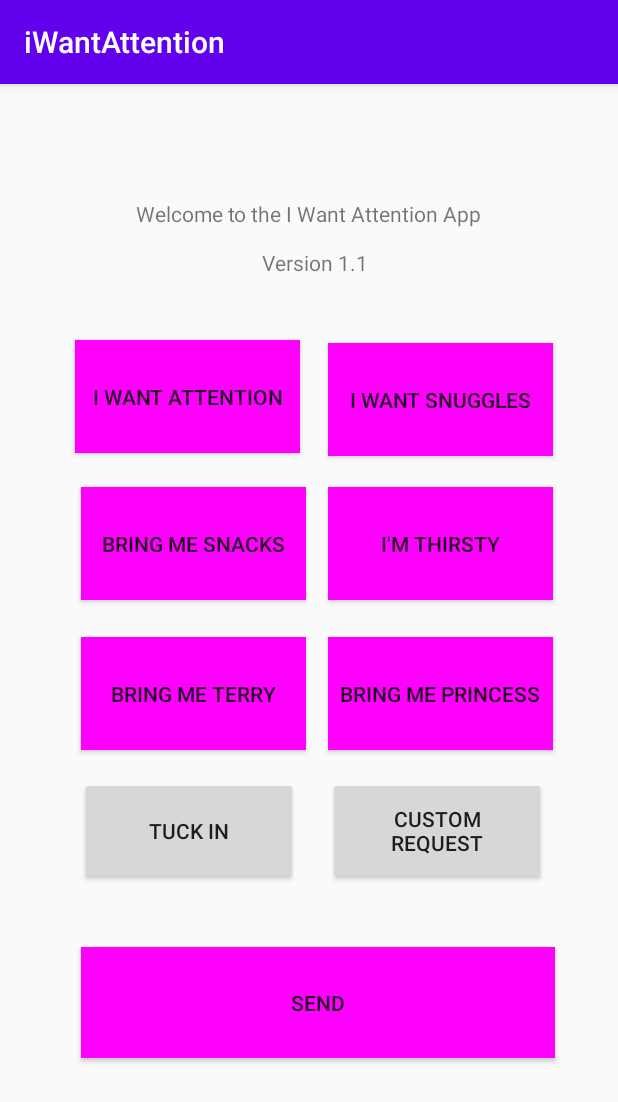
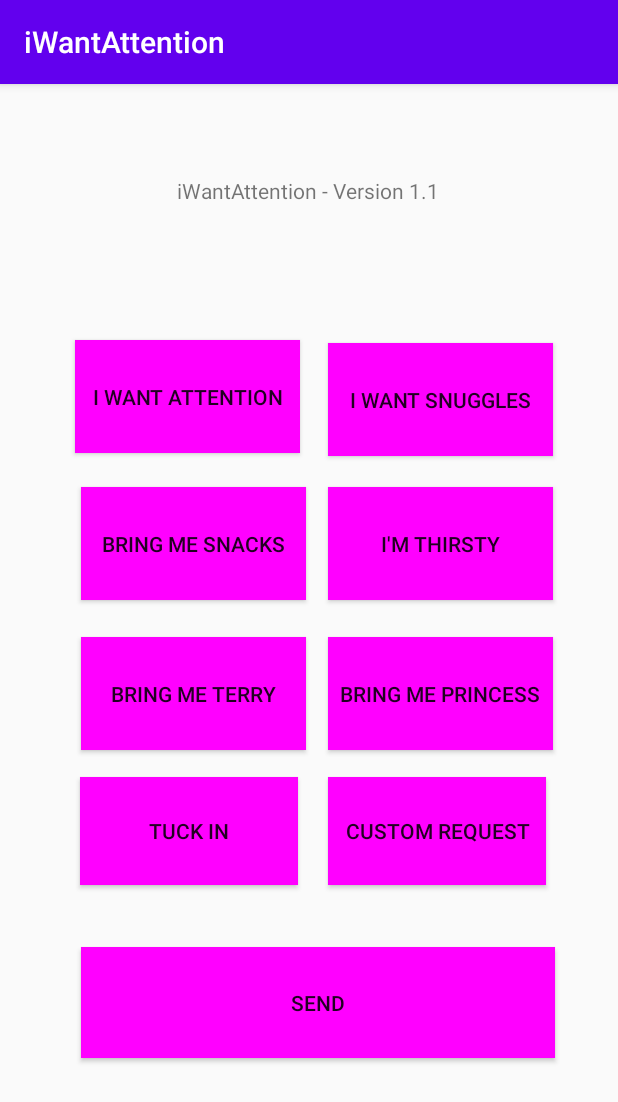
Before and after one commit to GenericOreos/iWantAttention, an Android app: the screen it shows after launch (MainActivity), on a phone screen of 412 x 824 dp. Shown: the top 1102 px of the screen. Run offline under Robolectric (Android 15) with nearby library versions, the phone set to English and light mode, and no system bars.

Commit message:
added code for two new buttons, added edittext and code, still need to fix issue where edittext.gettext.tostring returns a blank string

```diff
--- a/app/src/main/java/com/example/iwantattention/MainActivity.java
+++ b/app/src/main/java/com/example/iwantattention/MainActivity.java
@@ -16,6 +16,7 @@ import android.view.View;
 import android.widget.Button;
 import com.google.android.material.snackbar.Snackbar;
 import android.telephony.SmsManager;
+import android.widget.EditText;
 
 public class MainActivity extends AppCompatActivity {
     @Override
@@ -23,6 +24,8 @@ public class MainActivity extends AppCompatActivity {
         super.onCreate(savedInstanceState);
         setContentView(R.layout.activity_main);
         RequestPermission();
+        final EditText textCustomRequest = findViewById(R.id.txtCustomRequest);
+        disableEditText(textCustomRequest);
         final Button btnAttention = findViewById(R.id.btnAttention);
         btnAttention.setBackgroundColor(Color.MAGENTA);
         final Button btnSnuggles = findViewById(R.id.btnSnuggles);
@@ -35,7 +38,11 @@ public class MainActivity extends AppCompatActivity {
         btnTerry.setBackgroundColor(Color.MAGENTA);
         final Button btnPrincess = findViewById(R.id.btnPrincess);
         btnPrincess.setBackgroundColor(Color.MAGENTA);
-        Button btnSend = findViewById(R.id.btnSend);
+        final Button btnTuck = findViewById(R.id.btnTuck);
+        btnTuck.setBackgroundColor(Color.MAGENTA);
+        final Button btnCustom = findViewById(R.id.btnCustom);
+        btnCustom.setBackgroundColor(Color.MAGENTA);
+        final Button btnSend = findViewById(R.id.btnSend);
         btnSend.setBackgroundColor(Color.MAGENTA);
         //string "message" will be the selected button as a string and will be sent in a message
         //starts blank, and once a button is pushed, the message will be updated
@@ -51,6 +58,8 @@ public class MainActivity extends AppCompatActivity {
                 btnDrinks.setBackgroundColor(Color.MAGENTA);
                 btnTerry.setBackgroundColor(Color.MAGENTA);
                 btnPrincess.setBackgroundColor(Color.MAGENTA);
+                btnTuck.setBackgroundColor(Color.MAGENTA);
+                btnCustom.setBackgroundColor(Color.MAGENTA);
                 message[0] = "I want attention";
             }
         });
@@ -63,6 +72,8 @@ public class MainActivity extends AppCompatActivity {
                 btnDrinks.setBackgroundColor(Color.MAGENTA);
                 btnTerry.setBackgroundColor(Color.MAGENTA);
                 btnPrincess.setBackgroundColor(Color.MAGENTA);
+                btnTuck.setBackgroundColor(Color.MAGENTA);
+                btnCustom.setBackgroundColor(Color.MAGENTA);
                 message[0] = "I want snuggles";
             }
         });
@@ -70,11 +81,13 @@ public class MainActivity extends AppCompatActivity {
             @Override
             public void onClick(View v) {
                 btnSnacks.setBackgroundColor(Color.YELLOW);
+                btnAttention.setBackgroundColor(Color.MAGENTA);
                 btnSnuggles.setBackgroundColor(Color.MAGENTA);
-                btnAttention.setBackgroundColor(Color.MAGENTA);
                 btnDrinks.setBackgroundColor(Color.MAGENTA);
                 btnTerry.setBackgroundColor(Color.MAGENTA);
                 btnPrincess.setBackgroundColor(Color.MAGENTA);
+                btnTuck.setBackgroundColor(Color.MAGENTA);
+                btnCustom.setBackgroundColor(Color.MAGENTA);
                 message[0] = "I want snacks";
             }
         });
@@ -82,11 +95,13 @@ public class MainActivity extends AppCompatActivity {
             @Override
             public void onClick(View v) {
                 btnDrinks.setBackgroundColor(Color.YELLOW);
+                btnAttention.setBackgroundColor(Color.MAGENTA);
+                btnSnuggles.setBackgroundColor(Color.MAGENTA);
                 btnSnacks.setBackgroundColor(Color.MAGENTA);
-                btnSnuggles.setBackgroundColor(Color.MAGENTA);
-                btnAttention.setBackgroundColor(Color.MAGENTA);
                 btnTerry.setBackgroundColor(Color.MAGENTA);
                 btnPrincess.setBackgroundColor(Color.MAGENTA);
+                btnTuck.setBackgroundColor(Color.MAGENTA);
+                btnCustom.setBackgroundColor(Color.MAGENTA);
                 message[0] = "I want a drink";
             }
         });
@@ -94,11 +109,13 @@ public class MainActivity extends AppCompatActivity {
             @Override
             public void onClick(View v) {
                 btnTerry.setBackgroundColor(Color.YELLOW);
+                btnAttention.setBackgroundColor(Color.MAGENTA);
+                btnSnuggles.setBackgroundColor(Color.MAGENTA);
+                btnSnacks.setBackgroundColor(Color.MAGENTA);
                 btnDrinks.setBackgroundColor(Color.MAGENTA);
-                btnSnacks.setBackgroundColor(Color.MAGENTA);
-                btnSnuggles.setBackgroundColor(Color.MAGENTA);
-                btnAttention.setBackgroundColor(Color.MAGENTA);
                 btnPrincess.setBackgroundColor(Color.MAGENTA);
+                btnTuck.setBackgroundColor(Color.MAGENTA);
+                btnCustom.setBackgroundColor(Color.MAGENTA);
                 message[0] = "I want Terry";
             }
         });
@@ -106,22 +123,53 @@ public class MainActivity extends AppCompatActivity {
             @Override
             public void onClick(View v) {
                 btnPrincess.setBackgroundColor(Color.YELLOW);
+                btnAttention.setBackgroundColor(Color.MAGENTA);
+                btnSnuggles.setBackgroundColor(Color.MAGENTA);
+                btnSnacks.setBackgroundColor(Color.MAGENTA);
                 btnDrinks.setBackgroundColor(Color.MAGENTA);
-                btnSnacks.setBackgroundColor(Color.MAGENTA);
-                btnSnuggles.setBackgroundColor(Color.MAGENTA);
-                btnAttention.setBackgroundColor(Color.MAGENTA);
                 btnTerry.setBackgroundColor(Color.MAGENTA);
+                btnTuck.setBackgroundColor(Color.MAGENTA);
+                btnCustom.setBackgroundColor(Color.MAGENTA);
                 message[0] = "I want Princess";
             }
         });
-        btnSend.setOnClickListener(new View.OnClickListener() {
+        btnTuck.setOnClickListener(new View.OnClickListener() {
+            @Override
+            public void onClick(View view) {
+                btnTuck.setBackgroundColor(Color.YELLOW);
+                btnAttention.setBackgroundColor(Color.MAGENTA);
+                btnSnuggles.setBackgroundColor(Color.MAGENTA);
+                btnSnacks.setBackgroundColor(Color.MAGENTA);
+                btnDrinks.setBackgroundColor(Color.MAGENTA);
+                btnTerry.setBackgroundColor(Color.MAGENTA);
+                btnPrincess.setBackgroundColor(Color.MAGENTA);
+                btnCustom.setBackgroundColor(Color.MAGENTA);
+                message[0] = "Tuck In";
+            }
+        });
+        btnCustom.setOnClickListener(new View.OnClickListener() {
+            @Override
+            public void onClick(View view) {
+                btnCustom.setBackgroundColor(Color.YELLOW);
+                btnAttention.setBackgroundColor(Color.MAGENTA);
+                btnSnuggles.setBackgroundColor(Color.MAGENTA);
+                btnSnacks.setBackgroundColor(Color.MAGENTA);
+                btnDrinks.setBackgroundColor(Color.MAGENTA);
+                btnTerry.setBackgroundColor(Color.MAGENTA);
+                btnPrincess.setBackgroundColor(Color.MAGENTA);
+                btnTuck.setBackgroundColor(Color.MAGENTA);
+                enableEditText(textCustomRequest);
+                String customRequest = textCustomRequest.getText().toString();
+                message[0] = customRequest;
+            }
+        });
+        /*btnSend.setOnClickListener(new View.OnClickListener() {
             @Override
             public void onClick(View v) {
-
                 String msg = message[0];
                 ShowNotification("Message sent to Adam: " + "'" + msg + "'");
             }
-        });
+        });*/
         btnSend.setOnClickListener(new View.OnClickListener() {
             @Override
             public void onClick(View v) {
@@ -169,6 +217,17 @@ public class MainActivity extends AppCompatActivity {
         Snackbar display = Snackbar.make(findViewById(R.id.btnSend), message, Snackbar.LENGTH_LONG);
         display.show();
     }
+    public void disableEditText(EditText et){
+        et.setFocusable(false);
+        et.setEnabled(false);
+        et.setBackgroundColor(Color.TRANSPARENT);
+    }
+    public void enableEditText(EditText et){
+        et.setBackgroundColor(Color.YELLOW);
+        et.setFocusableInTouchMode(true);
+        et.setEnabled(true);
+        et.requestFocus();
+    }
     public void SendMessage(String message){
         //code to send over email - using SMS instead
         /*String[] TO = {"adambrewer88@gmail.com"};
--- a/app/src/main/res/layout/activity_main.xml
+++ b/app/src/main/res/layout/activity_main.xml
@@ -10,12 +10,12 @@
         android:id="@+id/txtWelcome"
         android:layout_width="wrap_content"
         android:layout_height="wrap_content"
-        android:layout_marginStart="87dp"
-        android:layout_marginLeft="87dp"
-        android:layout_marginTop="58dp"
-        android:layout_marginEnd="88dp"
-        android:layout_marginRight="88dp"
-        android:layout_marginBottom="654dp"
+        android:layout_marginStart="118dp"
+        android:layout_marginLeft="118dp"
+        android:layout_marginTop="43dp"
+        android:layout_marginEnd="119dp"
+        android:layout_marginRight="119dp"
+        android:layout_marginBottom="669dp"
         android:text="@string/welcome_to_the_i_want_attention_app"
         app:layout_constraintBottom_toBottomOf="parent"
         app:layout_constraintEnd_toEndOf="parent"
@@ -118,22 +118,6 @@
         app:layout_constraintStart_toStartOf="parent"
         app:layout_constraintTop_toTopOf="parent" />
 
-    <TextView
-        android:id="@+id/txtVersion"
-        android:layout_width="wrap_content"
-        android:layout_height="wrap_content"
-        android:layout_marginStart="173dp"
-        android:layout_marginLeft="173dp"
-        android:layout_marginTop="91dp"
-        android:layout_marginEnd="166dp"
-        android:layout_marginRight="166dp"
-        android:layout_marginBottom="621dp"
-        android:text="Version 1.1"
-        app:layout_constraintBottom_toBottomOf="parent"
-        app:layout_constraintEnd_toEndOf="parent"
-        app:layout_constraintStart_toStartOf="parent"
-        app:layout_constraintTop_toTopOf="parent" />
-
     <Button
         android:id="@+id/btnSend"
         android:layout_width="316dp"
@@ -182,4 +166,20 @@
         app:layout_constraintStart_toStartOf="parent"
         app:layout_constraintTop_toTopOf="parent" />
 
+    <EditText
+        android:id="@+id/txtCustomRequest"
+        android:layout_width="284dp"
+        android:layout_height="47dp"
+        android:layout_marginStart="63dp"
+        android:layout_marginLeft="63dp"
+        android:layout_marginTop="85dp"
+        android:layout_marginEnd="64dp"
+        android:layout_marginRight="64dp"
+        android:layout_marginBottom="599dp"
+        android:ems="10"
+        app:layout_constraintBottom_toBottomOf="parent"
+        app:layout_constraintEnd_toEndOf="parent"
+        app:layout_constraintStart_toStartOf="parent"
+        app:layout_constraintTop_toTopOf="parent" />
+
 </androidx.constraintlayout.widget.ConstraintLayout>
--- a/app/src/main/res/values/strings.xml
+++ b/app/src/main/res/values/strings.xml
@@ -1,12 +1,11 @@
 <resources>
     <string name="app_name">iWantAttention</string>
-    <string name="welcome_to_the_i_want_attention_app">Welcome to the I Want Attention App</string>
+    <string name="welcome_to_the_i_want_attention_app">iWantAttention - Version 1.1</string>
     <string name="i_want_attention">I Want Attention</string>
     <string name="bring_me_snacks">Bring Me Snacks</string>
     <string name="i_m_thirsty">I\'m Thirsty</string>
     <string name="i_want_snuggles">I Want Snuggles</string>
     <string name="bring_me_terry">Bring Me Terry</string>
     <string name="bring_me_princess">Bring Me Princess</string>
-    <string name="version_1_0">Version 1.0</string>
     <string name="send">Send</string>
 </resources>
```
